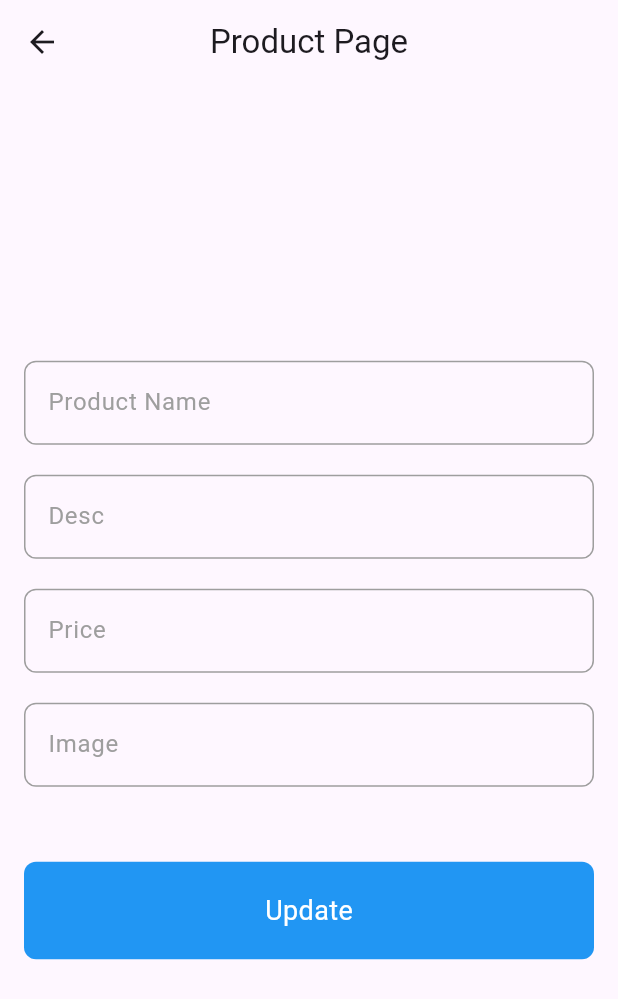
After one commit to MuhamedElockly/store_app, a Flutter app: the ProductPage screen opened by its route, on a phone screen of 412 x 824 dp. The commit adds this screen. Shown: the top 999 px of the screen. Run offline on Flutter 3.47's test engine with Material 3 defaults, Android fonts, the phone set to English and light mode, and no system bars; our stand-ins replace font_awesome_flutter; network calls fail.

Commit message:
add product page

```diff
--- a/lib/main.dart
+++ b/lib/main.dart
@@ -1,5 +1,6 @@
 import 'package:flutter/material.dart';
 import 'package:store_app/screens/home_page.dart';
+import 'package:store_app/screens/product_page.dart';
 
 void main() {
   runApp(const StoreApp());
@@ -14,10 +15,9 @@ class StoreApp extends StatelessWidget {
       debugShowCheckedModeBanner: false,
       routes: {
         HomePage.id: (context) => HomePage(),
+        ProductPage.id: (context) => ProductPage(),
       },
       initialRoute: HomePage.id,
-
-
     );
   }
 }
--- /dev/null
+++ b/lib/screens/product_page.dart
@@ -0,0 +1,70 @@
+import 'package:flutter/material.dart';
+import 'package:store_app/widgets/custom_button.dart';
+import 'package:store_app/widgets/custom_text_field.dart';
+
+class ProductPage extends StatelessWidget {
+  static String id = 'ProductPage';
+  double? price;
+  String? title, desc, image;
+  @override
+  Widget build(BuildContext context) {
+    return Scaffold(
+      appBar: AppBar(
+        centerTitle: true,
+        title: Text('Product Page'),
+      ),
+      body: Padding(
+        padding: const EdgeInsets.all(16),
+        child: Column(
+          mainAxisAlignment: MainAxisAlignment.center,
+          children: [
+            CustomTextField(
+              onChanged: (data) {
+                title = data;
+              },
+              obscureText: false,
+              hintText: 'Product Name',
+            ),
+            SizedBox(
+              height: 20,
+            ),
+            CustomTextField(
+              onChanged: (data) {
+                desc = data;
+              },
+              obscureText: false,
+              hintText: 'Desc',
+            ),
+            SizedBox(
+              height: 20,
+            ),
+            CustomTextField(
+              onChanged: (data) {
+                price = data as double?;
+              },
+              obscureText: false,
+              hintText: 'Price',
+            ),
+            SizedBox(
+              height: 20,
+            ),
+            CustomTextField(
+              onChanged: (data) {
+                image = data;
+              },
+              obscureText: false,
+              hintText: 'Image',
+            ),
+            SizedBox(
+              height: 50,
+            ),
+            CustomButton(
+              buttonText: 'Update',
+              color: Colors.blue,
+            )
+          ],
+        ),
+      ),
+    );
+  }
+}
--- /dev/null
+++ b/lib/widgets/custom_button.dart
@@ -0,0 +1,29 @@
+import 'package:flutter/material.dart';
+
+class CustomButton extends StatelessWidget {
+  CustomButton(
+      {this.onTap, required this.buttonText, this.color = Colors.black});
+  String buttonText;
+  Color color;
+  VoidCallback? onTap;
+  @override
+  Widget build(BuildContext context) {
+    return GestureDetector(
+      onTap: onTap,
+      child: Container(
+        decoration: BoxDecoration(
+          color: color,
+          borderRadius: BorderRadius.circular(8),
+        ),
+        width: double.infinity,
+        height: 65,
+        child: Center(
+          child: Text(
+            buttonText,
+            style: TextStyle(color: Colors.white, fontSize: 18),
+          ),
+        ),
+      ),
+    );
+  }
+}
--- a/lib/widgets/custom_card.dart
+++ b/lib/widgets/custom_card.dart
@@ -1,6 +1,7 @@
 import 'package:flutter/material.dart';
 import 'package:font_awesome_flutter/font_awesome_flutter.dart';
 import 'package:store_app/models/product_model.dart';
+import 'package:store_app/screens/product_page.dart';
 
 class CustomCard extends StatelessWidget {
   final ProductModel productModel;
@@ -9,6 +10,10 @@ class CustomCard extends StatelessWidget {
   @override
   Widget build(BuildContext context) {
     return Center(
+      child: GestureDetector(
+        onTap: () {
+          Navigator.pushNamed(context, ProductPage.id);
+        },
         child: Stack(
           clipBehavior: Clip.none,
           children: [
@@ -30,7 +35,7 @@ class CustomCard extends StatelessWidget {
                     crossAxisAlignment: CrossAxisAlignment.start,
                     children: [
                       Text(
-                      'HandBag Lv',
+                        productModel.title.substring(0, 12),
                         style: TextStyle(
                           color: Colors.grey,
                           fontSize: 16,
@@ -40,7 +45,7 @@ class CustomCard extends StatelessWidget {
                         mainAxisAlignment: MainAxisAlignment.spaceBetween,
                         children: [
                           Text(
-                          r'$225',
+                            r'$' + '${productModel.price}',
                             style: TextStyle(
                               color: Colors.grey,
                               fontSize: 16,
@@ -70,6 +75,7 @@ class CustomCard extends StatelessWidget {
             ),
           ],
         ),
+      ),
     );
   }
 }
--- /dev/null
+++ b/lib/widgets/custom_text_field.dart
@@ -0,0 +1,31 @@
+import 'package:flutter/material.dart';
+
+class CustomTextField extends StatelessWidget {
+  CustomTextField({this.hintText, this.onChanged, required this.obscureText});
+  String? hintText;
+  bool obscureText;
+  Function(String)? onChanged;
+  @override
+  Widget build(BuildContext context) {
+    return TextFormField(
+      obscureText: this.obscureText,
+      validator: (value) {
+        if (value!.isEmpty) {
+          return 'This feild can\'t be empty';
+        }
+      },
+      onChanged: onChanged,
+      decoration: InputDecoration(
+        hintText: hintText,
+        hintStyle: TextStyle(color: Colors.grey),
+        enabledBorder: OutlineInputBorder(
+          borderSide: BorderSide(color: Colors.grey),
+          borderRadius: BorderRadius.circular(8),
+        ),
+        border: OutlineInputBorder(
+          borderRadius: BorderRadius.circular(8),
+        ),
+      ),
+    );
+  }
+}
```
Lines whose indentation alone changed are shown as unchanged.
